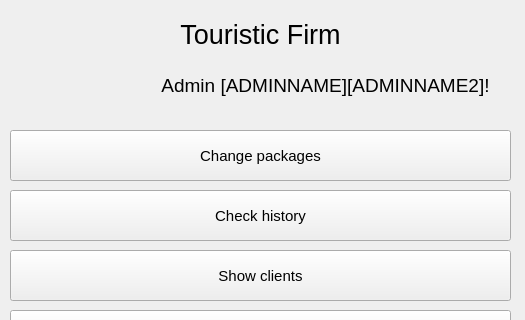
This is mdkpv2/admin_main.ui in Korobkov124/MDKP as Qt 5 draws it before an edit; both pictures show x 0 to 525 and y 0 to 320 of the 525 by 486 pixel window. The edited form follows.
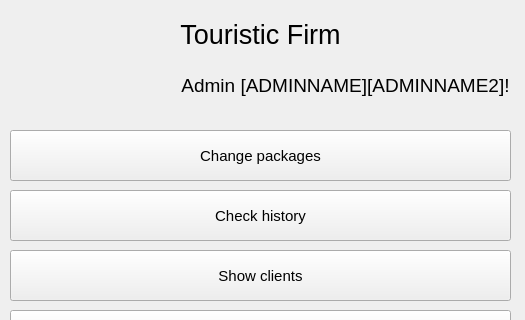
This is the edited form.

Patch:
```diff
--- a/mdkpv2/admin_main.ui
+++ b/mdkpv2/admin_main.ui
@@ -106,7 +106,7 @@
    <widget class="QLabel" name="label_2">
     <property name="geometry">
      <rect>
-      <x>150</x>
+      <x>170</x>
       <y>60</y>
       <width>351</width>
       <height>51</height>
```
Left out of the diff: 2 changed lines with no effect on the pictures.
